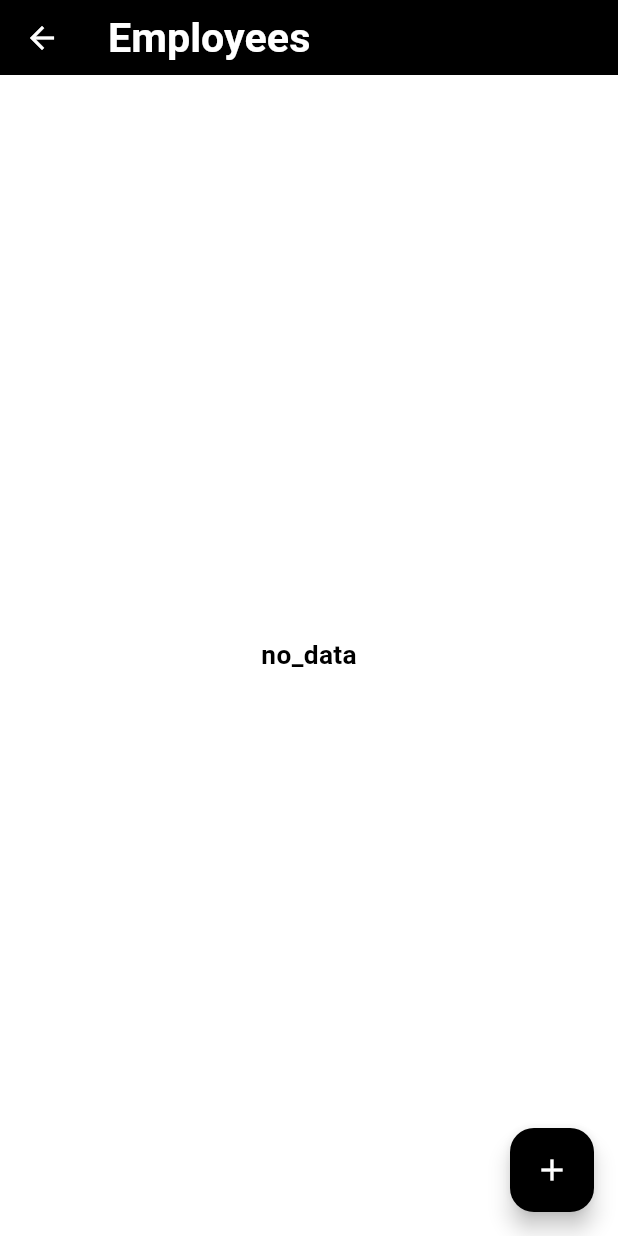
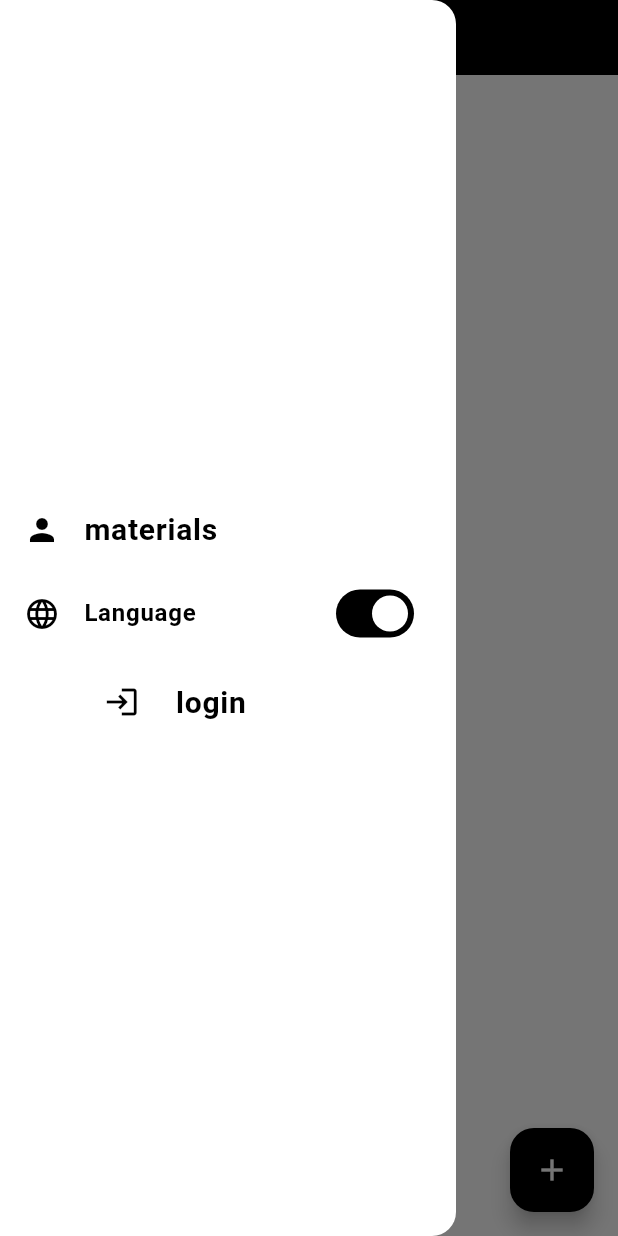
Before and after one commit to AbdoTareq/emp_tracking, a Flutter app: the EmployeePage screen opened by its route, with the side drawer open (before the commit the screen has no drawer), on a phone screen of 412 x 824 dp. Run offline on Flutter 3.47's test engine with Material 3 defaults, Android fonts, the phone set to English and light mode, and no system bars; our stand-ins replace animated_custom_dropdown, auto_route, cached_network_image, cloud_firestore, dartz, easy_localization and 13 more; accounts and stored records are empty; Roboto replaces fonts that are missing (Cairo).

Commit message:
feat: add drawer

```diff
--- a/lib/core/view/widgets/app_drawer.dart
+++ b/lib/core/view/widgets/app_drawer.dart
@@ -14,7 +14,7 @@ class AppDrawer extends HookWidget {
       child: Column(
         mainAxisAlignment: MainAxisAlignment.center,
         children: [
-          CustomListTile(
+          ListTile(
             onTap: () {
               Navigator.pop(context);
               context.pushRoute(const MaterialsRoute());
@@ -25,8 +25,7 @@ class AppDrawer extends HookWidget {
                 .color(Theme.of(context).primaryColor)
                 .bold
                 .xl
-                .make()
-                .p8(),
+                .make(),
             leading: const Icon(Icons.person, color: kPrimaryColor),
           ),
           // SwitchListTile(
@@ -47,7 +46,7 @@ class AppDrawer extends HookWidget {
                     context.locale.toString().contains('en') ? 'ar' : 'en'));
               }),
           GetStorage().hasData('token')
-              ? CustomListTile(
+              ? ListTile(
                   onTap: () {
                     GetStorage().remove('token');
                     // Get.find<AppSettingsController>().user.value.data = null;
@@ -62,7 +61,7 @@ class AppDrawer extends HookWidget {
                       .p8(),
                   leading: const Icon(Icons.exit_to_app, color: kPrimaryColor),
                 ).w48(context)
-              : CustomListTile(
+              : ListTile(
                   onTap: () {
                     Navigator.pop(context);
                   },
--- a/lib/features/employee/presentation/employee_page.dart
+++ b/lib/features/employee/presentation/employee_page.dart
@@ -9,11 +9,14 @@ import 'package:employee_management/features/employee/presentation/employee_stat
 class EmployeePage extends StatelessWidget {
   final SearchController searchController = SearchController();
   final screenCubit = sl<EmployeeCubit>()..getAll();
+
+  EmployeePage({super.key});
   @override
   Widget build(BuildContext context) {
     return Scaffold(
       appBar:
           CustomAppBar(title: 'Employees', searchController: searchController),
+      drawer: const AppDrawer(),
       body: BlocConsumer<EmployeeCubit, EmployeeState>(
         bloc: screenCubit,
         listener: (BuildContext context, EmployeeState state) {
@@ -23,7 +26,7 @@ class EmployeePage extends StatelessWidget {
         },
         builder: (BuildContext context, EmployeeState state) {
           if (state.isLoading) {
-            return Center(child: CircularProgressIndicator());
+            return const Center(child: CircularProgressIndicator());
           }
 
           return buildBody(state);
@@ -31,7 +34,7 @@ class EmployeePage extends StatelessWidget {
       ),
       floatingActionButton: FloatingActionButton(
         onPressed: () => context.pushRoute(EmployeeDetailsRoute()),
-        child: Icon(Icons.add),
+        child: const Icon(Icons.add),
       ),
     );
   }
@@ -56,12 +59,12 @@ class EmployeePage extends StatelessWidget {
                 trailing: Row(
                   mainAxisSize: MainAxisSize.min,
                   children: [
-                    Icon(Icons.copy).onTap(() async {
+                    const Icon(Icons.copy).onTap(() async {
                       await Clipboard.setData(
                           ClipboardData(text: item.id ?? ''));
                       await showSuccessSnack(text: 'Copied Successfully');
                     }).px8(),
-                    Icon(Icons.delete).onTap(() async {
+                    const Icon(Icons.delete).onTap(() async {
                       await screenCubit.delete(item.id);
                     }),
                   ],
--- a/lib/features/materials/presentation/materials_page.dart
+++ b/lib/features/materials/presentation/materials_page.dart
@@ -11,6 +11,8 @@ import 'material_cubit.dart';
 class MaterialsPage extends StatelessWidget {
   final SearchController searchController = SearchController();
   final screenCubit = sl<MaterialCubit>()..getAll();
+
+  MaterialsPage({super.key});
   @override
   Widget build(BuildContext context) {
     return Scaffold(
```
